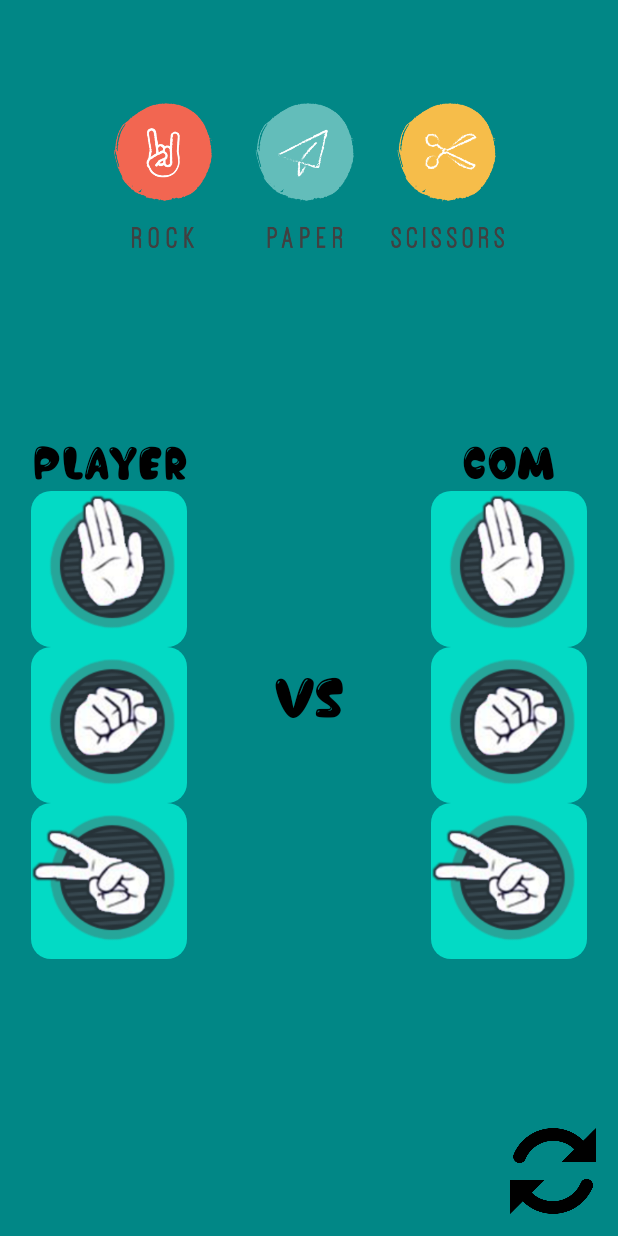
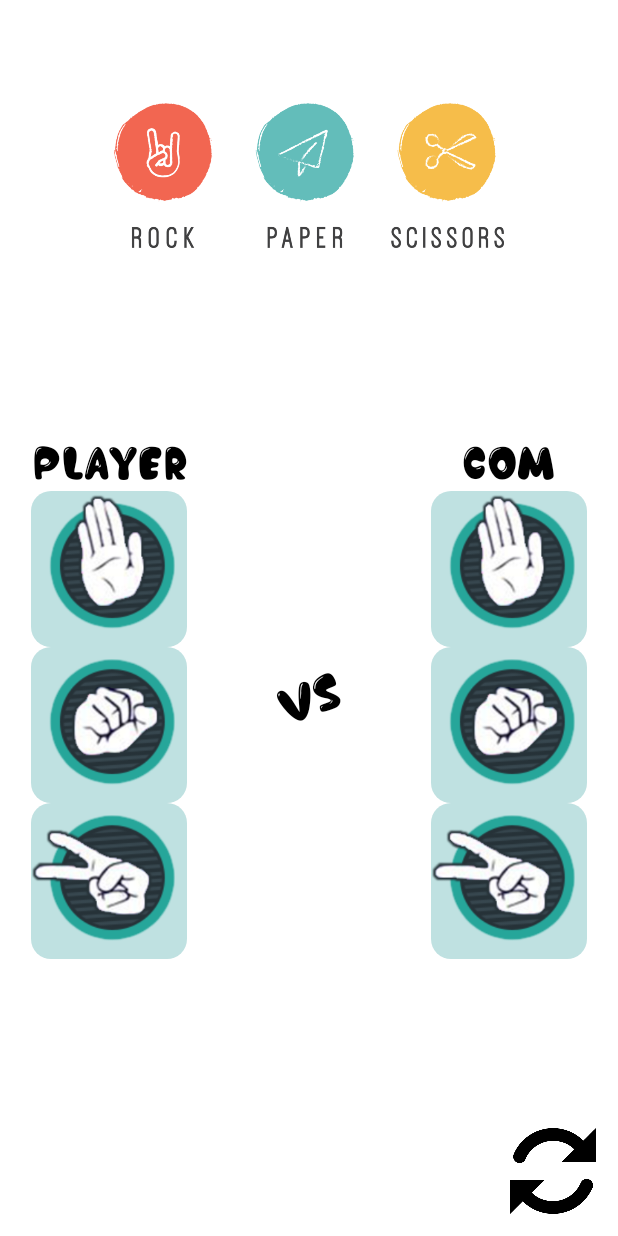
Before and after one commit to irfanbagir/RockPaperScissor, an Android app: the layout activity_main.xml on its own in the app's theme, with its tools: preview values and no code run, on a phone screen of 412 x 824 dp. Run offline under Robolectric (Android 15) with nearby library versions, the light colour scheme and no system bars.

Commit message:
Tambah rotation di TextView

```diff
--- a/app/src/main/res/drawable/bg_action_button.xml
+++ b/app/src/main/res/drawable/bg_action_button.xml
@@ -4,6 +4,6 @@
     android:shape="rectangle">
 
     <corners android:radius="@dimen/_10sdp" />
-    <solid android:color="@color/teal_200" />
+    <solid android:color="@color/teal_700_transparent" />
 
 </shape>
--- a/app/src/main/res/layout/activity_main.xml
+++ b/app/src/main/res/layout/activity_main.xml
@@ -4,7 +4,7 @@
     xmlns:tools="http://schemas.android.com/tools"
     android:layout_width="match_parent"
     android:layout_height="match_parent"
-    android:background="@color/teal_700"
+    android:background="@color/white"
     tools:context=".ui.MainActivity">
 
     <ImageView
@@ -154,12 +154,13 @@
     <TextView
         android:gravity="center"
         android:id="@+id/tv_result"
-        android:layout_width="@dimen/_100sdp"
+        android:layout_width="@dimen/_117sdp"
         android:layout_height="wrap_content"
         android:fontFamily="@font/funny"
-        android:text="VS"
+        android:rotation="-20"
+        android:text="@string/result_start_text"
         android:textColor="@color/black"
-        android:textSize="@dimen/_30sdp"
+        android:textSize="@dimen/_27sdp"
         app:layout_constraintBottom_toTopOf="@id/ic_refresh"
         app:layout_constraintLeft_toRightOf="@id/ll_player_left"
         app:layout_constraintRight_toLeftOf="@id/ll_com_right"
--- a/app/src/main/res/values/colors.xml
+++ b/app/src/main/res/values/colors.xml
@@ -5,6 +5,7 @@
     <color name="purple_700">#FF3700B3</color>
     <color name="teal_200">#FF03DAC5</color>
     <color name="teal_700">#FF018786</color>
+    <color name="teal_700_transparent">#40018786</color>
     <color name="black">#FF000000</color>
     <color name="white">#FFFFFFFF</color>
 </resources>
--- a/app/src/main/res/values/strings.xml
+++ b/app/src/main/res/values/strings.xml
@@ -1,6 +1,7 @@
 <resources>
     <string name="app_name">RockPaperScissor</string>
-    <string name="result_com_win">Player 2 Won</string>
+    <string name="result_com_win">Player 2 Wins</string>
     <string name="result_draw">Draw</string>
-    <string name="result_player_win">Player 1 Won</string>
+    <string name="result_player_win">Player 1 Wins</string>
+    <string name="result_start_text">VS</string>
 </resources>
```
Also changed, not shown: app/src/main/java/com/irfan/rockpaperscissor/ui/MainActivity.kt (+14 -1 lines).
